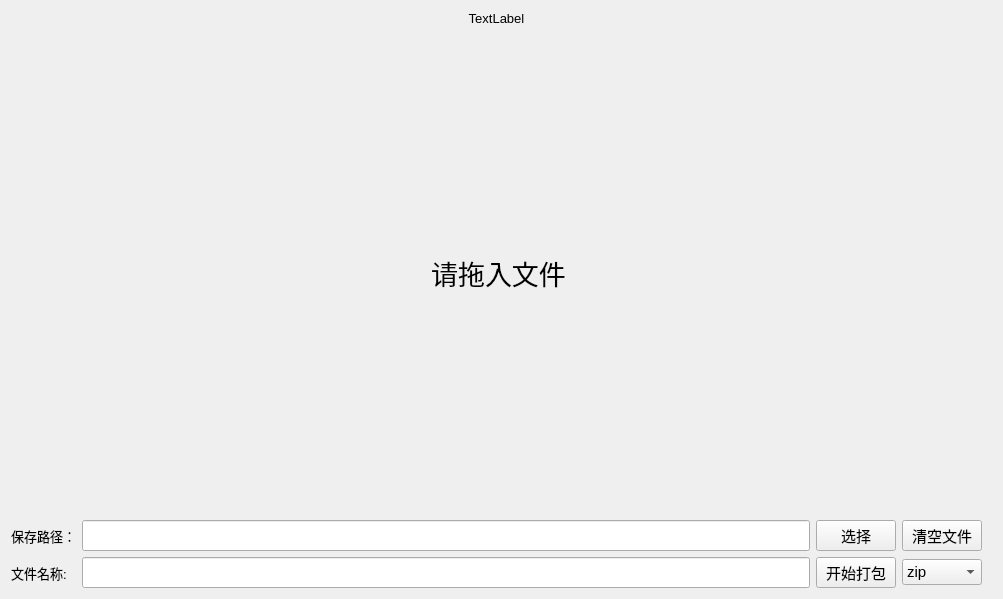
This is src/modules/archive/widget/wgarchivemaker.ui in Dragon-qing/ToolKit as Qt 5 draws it before an edit. The edited form follows.
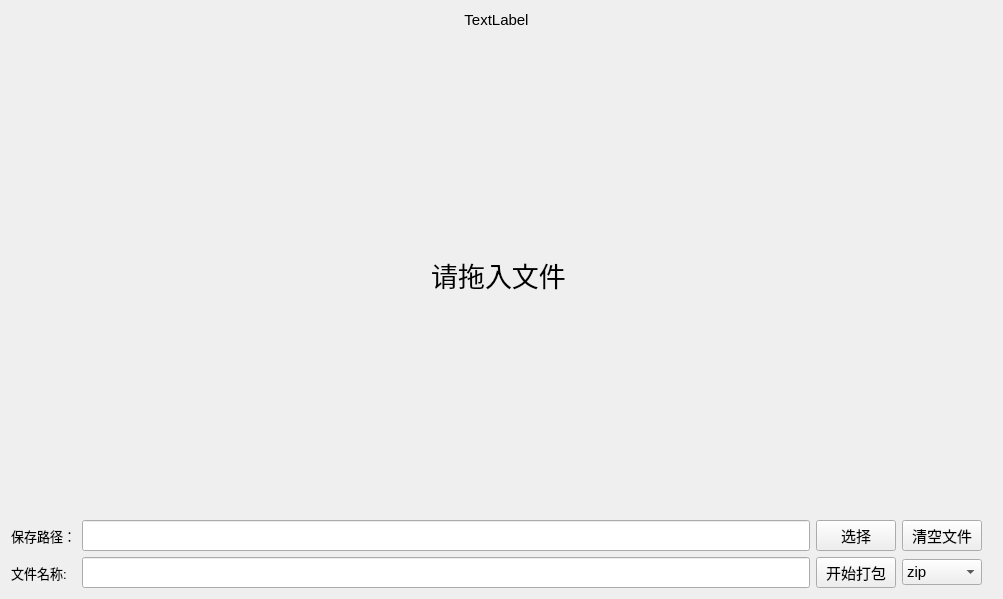
This is the edited form.

Diff of the .ui file:
```diff
--- a/src/modules/archive/widget/wgarchivemaker.ui
+++ b/src/modules/archive/widget/wgarchivemaker.ui
@@ -134,6 +134,12 @@
    </item>
    <item row="0" column="0" colspan="4">
     <widget class="QLabel" name="label_top">
+     <property name="font">
+      <font>
+       <family>Microsoft YaHei UI</family>
+       <pointsize>11</pointsize>
+      </font>
+     </property>
      <property name="text">
       <string>TextLabel</string>
      </property>
@@ -182,7 +188,7 @@
        <widget class="QLabel" name="label">
         <property name="font">
          <font>
-          <family>Microsoft YaHei UI Light</family>
+          <family>Microsoft YaHei UI</family>
           <pointsize>20</pointsize>
          </font>
         </property>
```
